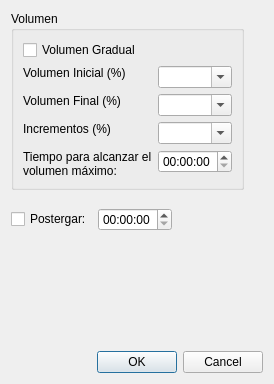
evgom/Alarma2, file options.ui: the form before one commit.
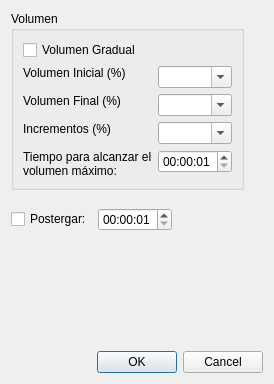
The form after the commit.

Commit message: Validaciones correctas para los volúmenes en las opciones.

Diff of the .ui file:
```diff
--- a/options.ui
+++ b/options.ui
@@ -134,7 +134,15 @@
        </widget>
       </item>
       <item row="6" column="1">
-       <widget class="QTimeEdit" name="TEtimeMaxVol"/>
+       <widget class="QTimeEdit" name="TEtimeMaxVol">
+        <property name="minimumTime">
+         <time>
+          <hour>0</hour>
+          <minute>0</minute>
+          <second>1</second>
+         </time>
+        </property>
+       </widget>
       </item>
      </layout>
     </widget>
@@ -165,7 +173,15 @@
       </widget>
      </item>
      <item>
-      <widget class="QTimeEdit" name="TEtimeSleep"/>
+      <widget class="QTimeEdit" name="TEtimeSleep">
+       <property name="minimumTime">
+        <time>
+         <hour>0</hour>
+         <minute>0</minute>
+         <second>1</second>
+        </time>
+       </property>
+      </widget>
      </item>
      <item>
       <spacer name="horizontalSpacer">
```
Left out of the diff: 8 changed lines with no effect on the pictures. The commit also changes 2 other files.
